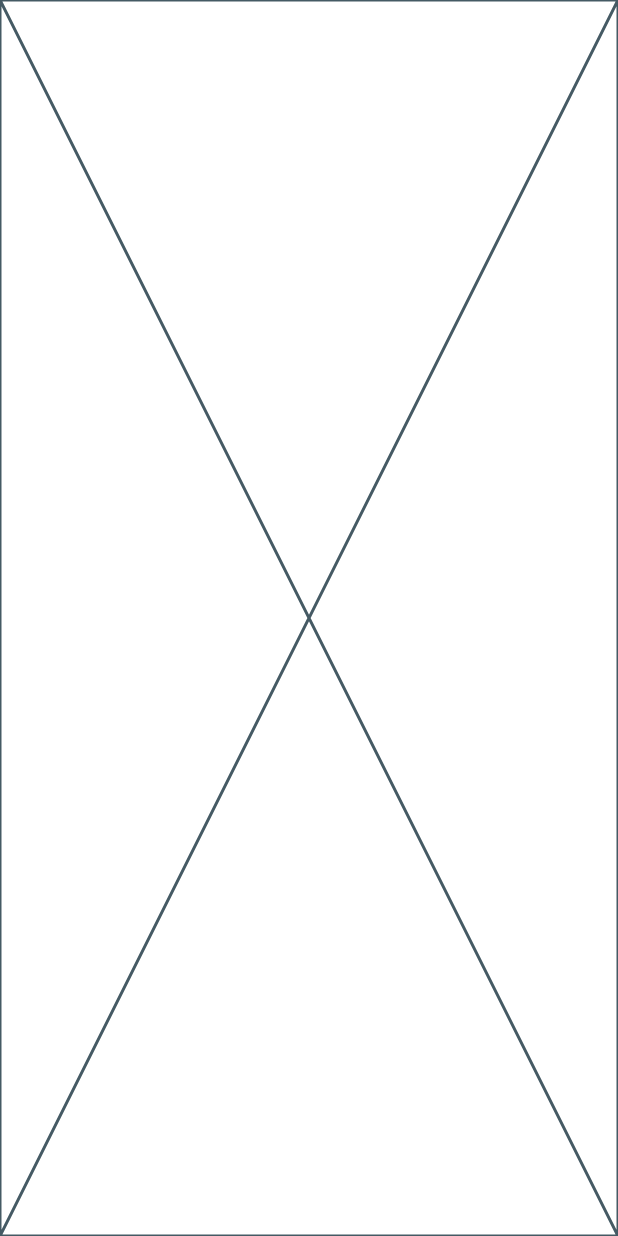
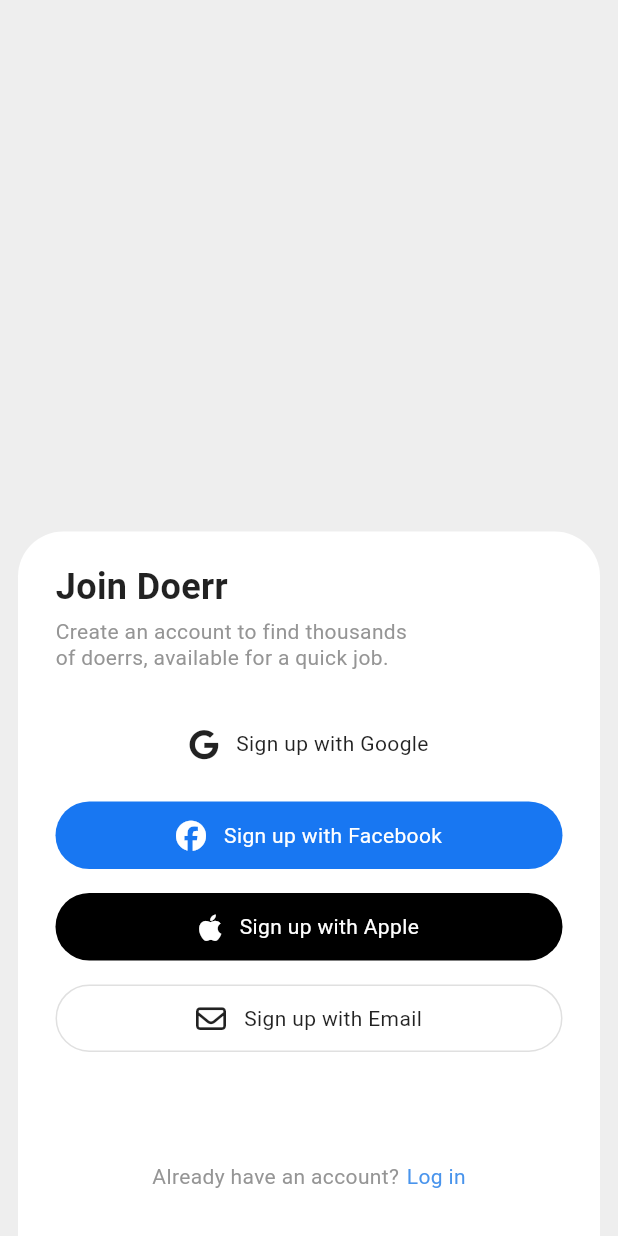
Before and after one commit to tasknPay/doerr_mobile, a Flutter app: the screen it shows after launch, on a phone screen of 412 x 824 dp. Run offline on Flutter 3.47's test engine with Material 3 defaults, Android fonts, the phone set to English and light mode, and no system bars; our stand-ins replace cloud_firestore, connectivity_plus, dartz, equatable, figma_squircle, firebase_messaging and 12 more; accounts and stored records are empty; Roboto replaces fonts that are missing (Ubuntu).

Commit message:
auth screens + onboarding

```diff
--- a/lib/shared/presentation/theme/extra_colors.dart
+++ b/lib/shared/presentation/theme/extra_colors.dart
@@ -48,4 +48,5 @@ class ExtraColors {
   static const Color transparent = Colors.transparent;
   static const Color teal = Color(0xFF008080);
   static const Color turquoise = Color(0xFF40E0D0);
+  static const Color customGreen = Color(0xFF34A853);
 }
--- a/lib/shared/presentation/theme/theme.dart
+++ b/lib/shared/presentation/theme/theme.dart
@@ -1,5 +1,4 @@
 import 'package:flutter/material.dart';
-import 'package:flutter/services.dart';
 import 'package:google_fonts/google_fonts.dart';
 
 import 'extra_colors.dart';
@@ -7,9 +6,9 @@ import 'extra_colors.dart';
 ColorScheme lightColorScheme = ColorScheme.fromSeed(
   error: const Color(0xFFDD211F),
   surface: const Color(0xFFF5F5F5),
-  primary: const Color(0xFFFC6011),
+  primary: ExtraColors.customGreen,
   onSurface: const Color(0xFF8B8B8B),
-  seedColor: const Color(0xFFFC6011),
+  seedColor: ExtraColors.customGreen,
   onPrimary: ExtraColors.white,
   brightness: Brightness.light,
   background: ExtraColors.white,
@@ -22,15 +21,15 @@ ThemeData lightTheme = ThemeData(
   colorScheme: lightColorScheme,
   splashColor: const Color(0xFFF5F5F5),
   useMaterial3: true,
-  primaryTextTheme: GoogleFonts.rubikTextTheme(),
+  primaryTextTheme: GoogleFonts.ubuntuTextTheme(),
   scaffoldBackgroundColor: lightColorScheme.surface,
   //
-  textTheme: GoogleFonts.rubikTextTheme().copyWith(
+  textTheme: GoogleFonts.ubuntuTextTheme().copyWith(
     headlineLarge: const TextStyle(
       fontSize: 16.0,
       fontWeight: FontWeight.w500,
     ),
-    displayMedium: GoogleFonts.rubik(
+    displayMedium: GoogleFonts.ubuntu(
       color: ExtraColors.black,
       fontSize: 27.0,
       fontWeight: FontWeight.w700,
@@ -38,9 +37,9 @@ ThemeData lightTheme = ThemeData(
     ),
   ),
   appBarTheme: AppBarTheme(
-    systemOverlayStyle:
-        const SystemUiOverlayStyle(statusBarColor: Color(0xFFFC6011)),
-    titleTextStyle: GoogleFonts.rubik(
+    // systemOverlayStyle:
+    //     const SystemUiOverlayStyle(statusBarColor: Color(0xFFFC6011)),
+    titleTextStyle: GoogleFonts.ubuntu(
       color: ExtraColors.black,
       fontSize: 20,
       fontWeight: FontWeight.w600,
@@ -59,33 +58,30 @@ ThemeData lightTheme = ThemeData(
     prefixIconColor: ExtraColors.black,
     suffixIconColor: ExtraColors.black,
     border: OutlineInputBorder(
-      borderSide: BorderSide.none,
-      borderRadius: BorderRadius.circular(13.0),
+      borderRadius: BorderRadius.circular(10.0),
+      borderSide: const BorderSide(color: ExtraColors.darkGrey, width: 1),
     ),
     enabledBorder: OutlineInputBorder(
-      borderSide: BorderSide.none,
-      borderRadius: BorderRadius.circular(13.0),
+      borderRadius: BorderRadius.circular(10.0),
+      borderSide: const BorderSide(color: ExtraColors.darkGrey, width: 1),
     ),
     disabledBorder: OutlineInputBorder(
-      borderSide: BorderSide.none,
-      borderRadius: BorderRadius.circular(13.0),
+      borderRadius: BorderRadius.circular(10.0),
+      borderSide: const BorderSide(color: ExtraColors.darkGrey, width: 1),
     ),
     focusedBorder: OutlineInputBorder(
-      borderRadius: BorderRadius.circular(13.0),
-      borderSide: const BorderSide(
-        width: 1.5,
-        color: Color(0xFFBDBDBD),
-      ),
+      borderRadius: BorderRadius.circular(10.0),
+      borderSide: const BorderSide(color: ExtraColors.darkGrey, width: 1),
     ),
     focusedErrorBorder: OutlineInputBorder(
-      borderRadius: BorderRadius.circular(13.0),
+      borderRadius: BorderRadius.circular(10.0),
       borderSide: const BorderSide(
         width: 1.5,
         color: Color(0xFFE57373),
       ),
     ),
     errorBorder: OutlineInputBorder(
-      borderRadius: BorderRadius.circular(13.0),
+      borderRadius: BorderRadius.circular(10.0),
       borderSide: const BorderSide(
         width: 1.5,
         color: Color(0xFFE57373),
@@ -101,7 +97,7 @@ ThemeData lightTheme = ThemeData(
   ),
   elevatedButtonTheme: ElevatedButtonThemeData(
     style: ElevatedButton.styleFrom(
-      textStyle: GoogleFonts.rubik(
+      textStyle: GoogleFonts.ubuntu(
         fontSize: 15,
         fontWeight: FontWeight.w500,
       ),
@@ -122,7 +118,7 @@ ThemeData lightTheme = ThemeData(
   ),
   outlinedButtonTheme: OutlinedButtonThemeData(
     style: OutlinedButton.styleFrom(
-      textStyle: GoogleFonts.rubik(
+      textStyle: GoogleFonts.ubuntu(
         fontSize: 15,
         fontWeight: FontWeight.w500,
       ),
--- /dev/null
+++ b/lib/src/authentication/presentation/interface/widgets/socaial_auth_button.dart
@@ -0,0 +1,114 @@
+import 'package:flutter/material.dart';
+import 'package:font_awesome_flutter/font_awesome_flutter.dart';
+
+import '../../../../../shared/presentation/widgets/constants/app_text.dart';
+
+enum SocialAuthProvider { google, facebook, apple, email, none }
+
+class SocialAuthButton extends StatelessWidget {
+  final VoidCallback? onTap;
+  final String? text;
+  final Color? textColor;
+  final Color? backgroundColor;
+  final EdgeInsetsGeometry? padding;
+  final EdgeInsetsGeometry? contentPadding;
+  final SocialAuthProvider provider;
+  final bool hasBorder;
+  final Color? borderColor;
+  final Color? iconColor;
+  final double? height;
+
+  const SocialAuthButton({
+    super.key,
+    this.onTap,
+    this.text,
+    this.textColor,
+    this.backgroundColor,
+    this.padding,
+    this.contentPadding,
+    this.provider = SocialAuthProvider.none,
+    this.hasBorder = false,
+    this.borderColor,
+    this.iconColor,
+    this.height,
+  });
+
+  Widget _getSocialIcon() {
+    final color = iconColor ?? textColor ?? Colors.black87;
+    const double iconSize = 20;
+
+    switch (provider) {
+      case SocialAuthProvider.google:
+        return FaIcon(
+          FontAwesomeIcons.google,
+          size: iconSize,
+          color: color,
+        );
+      case SocialAuthProvider.facebook:
+        return FaIcon(
+          FontAwesomeIcons.facebook,
+          size: iconSize,
+          color: color,
+        );
+      case SocialAuthProvider.apple:
+        return FaIcon(
+          FontAwesomeIcons.apple,
+          size: iconSize,
+          color: color,
+        );
+      case SocialAuthProvider.email:
+        return FaIcon(
+          FontAwesomeIcons.envelope,
+          size: iconSize,
+          color: color,
+        );
+      default:
+        return const SizedBox.shrink();
+    }
+  }
+
+  @override
+  Widget build(BuildContext context) {
+    return Padding(
+      padding: padding ?? const EdgeInsets.only(left: 0, right: 0, top: 16),
+      child: Material(
+        color: Colors.transparent,
+        child: SizedBox(
+          width: double.infinity,
+          height: height,
+          child: Material(
+            color: backgroundColor ?? Colors.white,
+            shape: StadiumBorder(
+              side: hasBorder
+                  ? BorderSide(
+                      color: borderColor ?? Colors.grey.shade300,
+                      width: 1,
+                    )
+                  : BorderSide.none,
+            ),
+            child: InkWell(
+              onTap: onTap,
+              customBorder: const StadiumBorder(),
+              child: Padding(
+                padding:
+                    contentPadding ?? const EdgeInsets.symmetric(vertical: 12),
+                child: Row(
+                  mainAxisAlignment: MainAxisAlignment.center,
+                  children: [
+                    _getSocialIcon(),
+                    if (provider != SocialAuthProvider.none)
+                      const SizedBox(width: 12),
+                    AppText.smaller(
+                      text ?? 'Continue',
+                      color: textColor ?? Colors.black87,
+                    ),
+                  ],
+                ),
+              ),
+            ),
+          ),
+        ),
+      ),
+    );
+  }
+}
--- a/lib/src/onboarding/presentation/interface/screens/onboarding_screen.dart
+++ b/lib/src/onboarding/presentation/interface/screens/onboarding_screen.dart
@@ -1,10 +1,120 @@
-import 'package:flutter/widgets.dart';
+import 'dart:developer';
+
+import 'package:doerr/shared/presentation/theme/extra_colors.dart';
+import 'package:doerr/shared/presentation/widgets/constants/app_sizes.dart';
+import 'package:doerr/shared/presentation/widgets/constants/app_spacer.dart';
+import 'package:doerr/shared/presentation/widgets/constants/app_text.dart';
+import 'package:doerr/src/authentication/presentation/interface/screens/login_screen.dart';
+import 'package:doerr/src/authentication/presentation/interface/screens/register_user_screen.dart';
+import 'package:flutter/material.dart';
+
+import '../../../../authentication/presentation/interface/widgets/socaial_auth_button.dart';
 
 class OnboardingScreen extends StatelessWidget {
   const OnboardingScreen({super.key});
 
   @override
   Widget build(BuildContext context) {
-    return const Placeholder();
+    return Scaffold(
+      backgroundColor: ExtraColors.lightGrey,
+      body: Column(
+        children: [
+          Container(
+              color: Colors.transparent,
+              height: MediaQuery.of(context).size.height * 0.43),
+          Container(
+            height: MediaQuery.of(context).size.height * 0.57,
+            width: double.infinity,
+            padding: const EdgeInsets.fromLTRB(25, 20, 25, 30),
+            margin:
+                const EdgeInsets.symmetric(horizontal: AppSizes.marginMedium),
+            decoration: const BoxDecoration(
+                color: ExtraColors.white,
+                borderRadius: BorderRadius.only(
+                    topLeft: Radius.circular(30),
+                    topRight: Radius.circular(30))),
+            child: Column(
+              mainAxisAlignment: MainAxisAlignment.start,
+              crossAxisAlignment: CrossAxisAlignment.start,
+              children: [
+                const AppText.large('Join Doerr', color: Colors.black87),
+                const AppSpacer.vShorter(),
+                const AppText.smaller(
+                  'Create an account to find thousands\nof doerrs, available for a quick job.',
+                  style: TextStyle(height: 1.2, color: ExtraColors.darkGrey),
+                ),
+                const AppSpacer.vShort(),
+                SocialAuthButton(
+                  onTap: () {
+                    log('Email Sign In Button');
+                  },
+                  text: 'Sign up with Google',
+                  provider: SocialAuthProvider.google,
+                  backgroundColor: Colors.white,
+                  textColor: Colors.black87, height: 45, // Specific height
+                ),
+// Facebook Sign In Button
+                SocialAuthButton(
+                  onTap: () {
+                    log('Email Sign In Button');
+                  },
+                  text: 'Sign up with Facebook',
+                  provider: SocialAuthProvider.facebook,
+                  backgroundColor: const Color(0xFF1877F2),
+                  textColor: Colors.white, height: 45, // Specific height
+                ),
+// Apple Sign In Button
+                SocialAuthButton(
+                  onTap: () {
+                    log('Email Sign In Button');
+                  },
+                  text: 'Sign up with Apple',
+                  provider: SocialAuthProvider.apple,
+                  backgroundColor: Colors.black,
+                  textColor: Colors.white,
+                  height: 45, // Specific height
+                ),
+                // Email Sign In Button
+                SocialAuthButton(
+                  onTap: () {
+                    Navigator.push(
+                        context,
+                        MaterialPageRoute(
+                            builder: (context) => const RegisterUserScreen()));
+                  },
+                  text: 'Sign up with Email',
+                  provider: SocialAuthProvider.email,
+                  hasBorder: true,
+                  height: 45,
+                  backgroundColor: Colors.white,
+                  textColor: Colors.black87,
+                ),
+                const Spacer(),
+                Row(
+                  mainAxisAlignment: MainAxisAlignment.center,
+                  children: [
+                    const AppText.smaller('Already have an account?',
+                        color: ExtraColors.darkGrey),
+                    const AppSpacer.hShorter(),
+                    GestureDetector(
+                      onTap: () {
+                        Navigator.push(
+                            context,
+                            MaterialPageRoute(
+                                builder: (context) => const LoginScreen()));
+                      },
+                      child: const AppText.smaller(
+                        'Log in',
+                        color: ExtraColors.link,
+                      ),
+                    ),
+                  ],
+                ),
+              ],
+            ),
+          ),
+        ],
+      ),
+    );
   }
 }
--- a/pubspec.yaml
+++ b/pubspec.yaml
@@ -54,6 +54,8 @@ dependencies:
   shared_preferences: ^2.3.5
   freezed_annotation: ^2.4.4
   figma_squircle: ^0.5.3
+  flutter_social_button: ^1.1.6+1
+  font_awesome_flutter: ^10.8.0
 
 dev_dependencies:
   flutter_test:
```
Also changed, not shown: lib/shared/presentation/widgets/app_button.dart (added, +53 -0 lines), lib/src/authentication/presentation/interface/screens/login_screen.dart (added, +103 -0 lines), lib/src/authentication/presentation/interface/screens/register_user_screen.dart (added, +124 -0 lines), lib/src/authentication/presentation/interface/widgets/or_divider.dart (added, +45 -0 lines), lib/src/authentication/presentation/interface/widgets/social_circle_auth_buttons.dart (added, +60 -0 lines), pubspec.lock.
